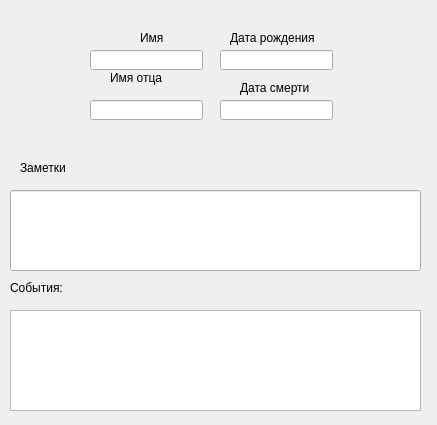
This is edit_person.ui in pivleonid/gaph as Qt 5 draws it before an edit. The edited form follows.
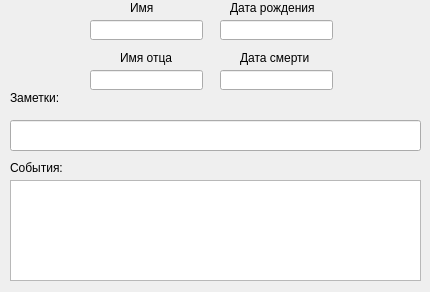
This is the edited form.

Diff of the .ui file:
```diff
--- a/edit_person.ui
+++ b/edit_person.ui
@@ -9,8 +9,8 @@
    <rect>
     <x>0</x>
     <y>0</y>
-    <width>437</width>
-    <height>425</height>
+    <width>430</width>
+    <height>292</height>
    </rect>
   </property>
   <property name="sizePolicy">
@@ -28,8 +28,8 @@
   <widget class="QLabel" name="label">
    <property name="geometry">
     <rect>
-     <x>140</x>
-     <y>30</y>
+     <x>130</x>
+     <y>0</y>
      <width>61</width>
      <height>16</height>
     </rect>
@@ -41,8 +41,8 @@
   <widget class="QLabel" name="label_2">
    <property name="geometry">
     <rect>
-     <x>110</x>
-     <y>70</y>
+     <x>120</x>
+     <y>50</y>
      <width>61</width>
      <height>16</height>
     </rect>
@@ -55,7 +55,7 @@
    <property name="geometry">
     <rect>
      <x>230</x>
-     <y>30</y>
+     <y>0</y>
      <width>101</width>
      <height>16</height>
     </rect>
@@ -68,7 +68,7 @@
    <property name="geometry">
     <rect>
      <x>240</x>
-     <y>80</y>
+     <y>50</y>
      <width>91</width>
      <height>16</height>
     </rect>
@@ -81,7 +81,7 @@
    <property name="geometry">
     <rect>
      <x>90</x>
-     <y>50</y>
+     <y>20</y>
      <width>113</width>
      <height>20</height>
     </rect>
@@ -91,7 +91,7 @@
    <property name="geometry">
     <rect>
      <x>90</x>
-     <y>100</y>
+     <y>70</y>
      <width>113</width>
      <height>20</height>
     </rect>
@@ -101,7 +101,7 @@
    <property name="geometry">
     <rect>
      <x>220</x>
-     <y>50</y>
+     <y>20</y>
      <width>113</width>
      <height>20</height>
     </rect>
@@ -111,7 +111,7 @@
    <property name="geometry">
     <rect>
      <x>220</x>
-     <y>100</y>
+     <y>70</y>
      <width>113</width>
      <height>20</height>
     </rect>
@@ -121,30 +121,30 @@
    <property name="geometry">
     <rect>
      <x>10</x>
-     <y>190</y>
+     <y>120</y>
      <width>411</width>
-     <height>81</height>
+     <height>31</height>
     </rect>
    </property>
   </widget>
   <widget class="QLabel" name="label_5">
    <property name="geometry">
     <rect>
-     <x>20</x>
-     <y>160</y>
+     <x>10</x>
+     <y>90</y>
      <width>71</width>
      <height>16</height>
     </rect>
    </property>
    <property name="text">
-    <string>Заметки</string>
+    <string>Заметки:</string>
    </property>
   </widget>
   <widget class="QPlainTextEdit" name="plainTextEdit">
    <property name="geometry">
     <rect>
      <x>10</x>
-     <y>310</y>
+     <y>180</y>
      <width>411</width>
      <height>101</height>
     </rect>
@@ -154,7 +154,7 @@
    <property name="geometry">
     <rect>
      <x>10</x>
-     <y>280</y>
+     <y>160</y>
      <width>71</width>
      <height>16</height>
     </rect>
```
